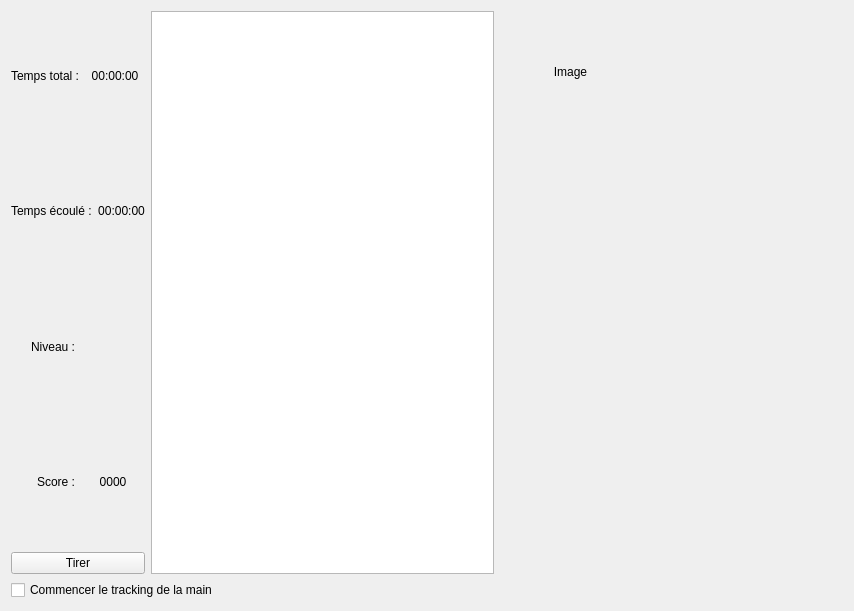
First picture: the form in MyOpenGL/window.ui, repository HugoPopo/trebuchetse, before the edit.
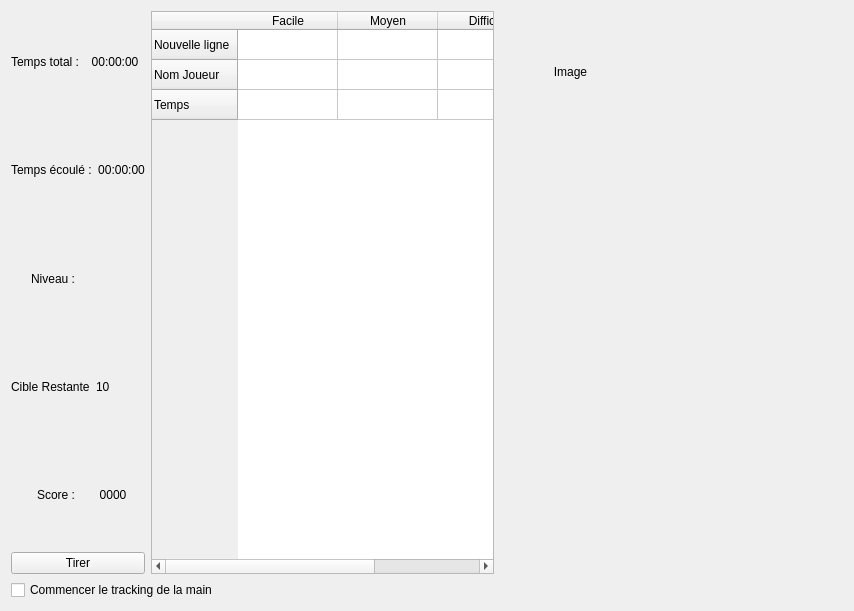
Second picture: the form after the edit. Custom widgets are drawn as their Qt base class.

Commit message:
Fonction fin partie + tableau
:hand:

```diff
--- a/MyOpenGL/window.ui
+++ b/MyOpenGL/window.ui
@@ -87,6 +87,24 @@
          </item>
         </layout>
        </item>
+       <item>
+        <layout class="QHBoxLayout" name="horizontalLayout_3">
+         <item>
+          <widget class="QLabel" name="label">
+           <property name="text">
+            <string>Cible Restante</string>
+           </property>
+          </widget>
+         </item>
+         <item>
+          <widget class="QLabel" name="labelCibleR">
+           <property name="text">
+            <string>10</string>
+           </property>
+          </widget>
+         </item>
+        </layout>
+       </item>
        <item>
         <layout class="QHBoxLayout" name="horizontalLayout_10">
          <item>
@@ -121,7 +139,38 @@
       </layout>
      </item>
      <item>
-      <widget class="QTableView" name="tableView"/>
+      <widget class="QTableWidget" name="tableWidget">
+       <row>
+        <property name="text">
+         <string>Nouvelle ligne</string>
+        </property>
+       </row>
+       <row>
+        <property name="text">
+         <string>Nom Joueur</string>
+        </property>
+       </row>
+       <row>
+        <property name="text">
+         <string>Temps</string>
+        </property>
+       </row>
+       <column>
+        <property name="text">
+         <string>Facile</string>
+        </property>
+       </column>
+       <column>
+        <property name="text">
+         <string>Moyen</string>
+        </property>
+       </column>
+       <column>
+        <property name="text">
+         <string>Difficile</string>
+        </property>
+       </column>
+      </widget>
      </item>
      <item>
       <layout class="QVBoxLayout" name="verticalLayout_4">
```
Left out of the diff: 2 changed lines with no effect on the pictures. The commit also changes 2 other files.
